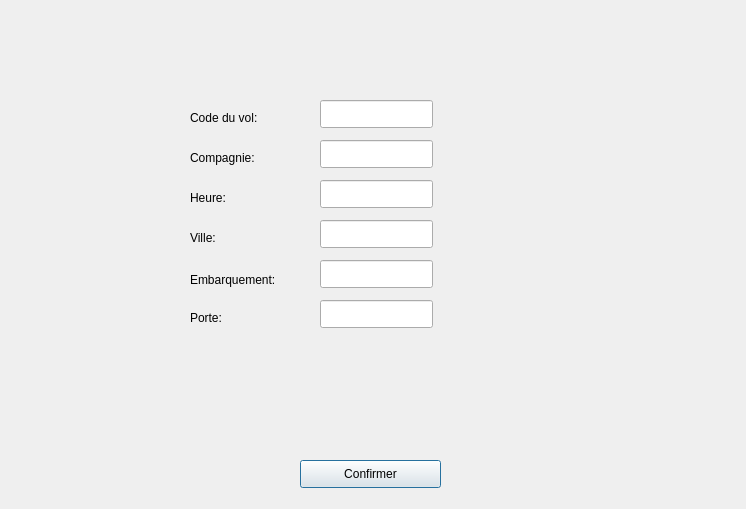
This is Interface/AjouterDepart.ui in ycamlad/GestionDeVol as Qt 5 draws it before an edit. The edited form follows.
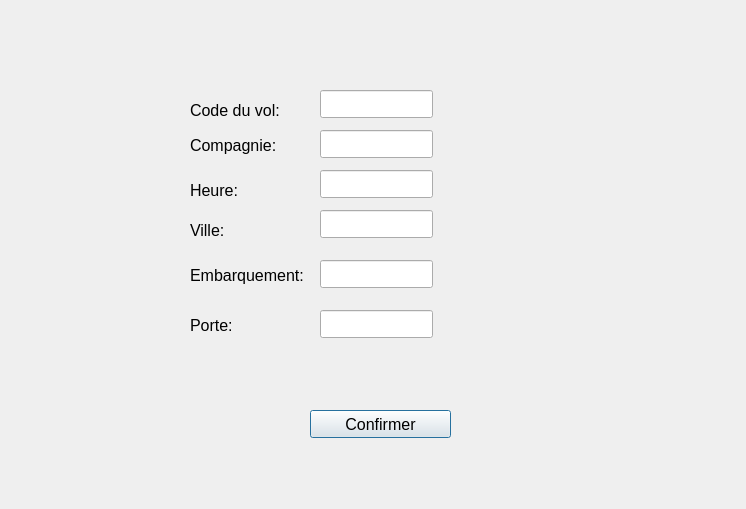
This is the edited form.

```diff
--- a/Interface/AjouterDepart.ui
+++ b/Interface/AjouterDepart.ui
@@ -10,6 +10,18 @@
     <height>509</height>
    </rect>
   </property>
+  <property name="minimumSize">
+   <size>
+    <width>746</width>
+    <height>509</height>
+   </size>
+  </property>
+  <property name="maximumSize">
+   <size>
+    <width>746</width>
+    <height>509</height>
+   </size>
+  </property>
   <property name="windowTitle">
    <string>AjouterDepart</string>
   </property>
@@ -17,11 +29,16 @@
    <property name="geometry">
     <rect>
      <x>190</x>
-     <y>110</y>
-     <width>91</width>
-     <height>16</height>
+     <y>100</y>
+     <width>101</width>
+     <height>21</height>
     </rect>
    </property>
+   <property name="font">
+    <font>
+     <pointsize>12</pointsize>
+    </font>
+   </property>
    <property name="text">
     <string>Code du vol:</string>
    </property>
@@ -30,11 +47,16 @@
    <property name="geometry">
     <rect>
      <x>190</x>
-     <y>150</y>
-     <width>81</width>
-     <height>16</height>
+     <y>130</y>
+     <width>91</width>
+     <height>31</height>
     </rect>
    </property>
+   <property name="font">
+    <font>
+     <pointsize>12</pointsize>
+    </font>
+   </property>
    <property name="text">
     <string>Compagnie:</string>
    </property>
@@ -43,11 +65,16 @@
    <property name="geometry">
     <rect>
      <x>190</x>
-     <y>190</y>
+     <y>180</y>
      <width>58</width>
-     <height>16</height>
+     <height>21</height>
     </rect>
    </property>
+   <property name="font">
+    <font>
+     <pointsize>12</pointsize>
+    </font>
+   </property>
    <property name="text">
     <string>Heure:</string>
    </property>
@@ -56,11 +83,16 @@
    <property name="geometry">
     <rect>
      <x>190</x>
-     <y>230</y>
+     <y>220</y>
      <width>58</width>
-     <height>16</height>
+     <height>21</height>
     </rect>
    </property>
+   <property name="font">
+    <font>
+     <pointsize>12</pointsize>
+    </font>
+   </property>
    <property name="text">
     <string>Ville:</string>
    </property>
@@ -69,11 +101,16 @@
    <property name="geometry">
     <rect>
      <x>190</x>
-     <y>270</y>
-     <width>101</width>
-     <height>20</height>
+     <y>260</y>
+     <width>121</width>
+     <height>31</height>
     </rect>
    </property>
+   <property name="font">
+    <font>
+     <pointsize>12</pointsize>
+    </font>
+   </property>
    <property name="text">
     <string>Embarquement:</string>
    </property>
@@ -84,9 +121,14 @@
      <x>190</x>
      <y>310</y>
      <width>58</width>
-     <height>16</height>
+     <height>31</height>
     </rect>
    </property>
+   <property name="font">
+    <font>
+     <pointsize>12</pointsize>
+    </font>
+   </property>
    <property name="text">
     <string>Porte:</string>
    </property>
@@ -95,11 +137,16 @@
    <property name="geometry">
     <rect>
      <x>320</x>
-     <y>100</y>
+     <y>90</y>
      <width>113</width>
      <height>28</height>
     </rect>
    </property>
+   <property name="font">
+    <font>
+     <pointsize>10</pointsize>
+    </font>
+   </property>
    <property name="text">
     <string/>
    </property>
@@ -108,11 +155,16 @@
    <property name="geometry">
     <rect>
      <x>320</x>
-     <y>140</y>
+     <y>130</y>
      <width>113</width>
      <height>28</height>
     </rect>
    </property>
+   <property name="font">
+    <font>
+     <pointsize>10</pointsize>
+    </font>
+   </property>
    <property name="text">
     <string/>
    </property>
@@ -121,11 +173,16 @@
    <property name="geometry">
     <rect>
      <x>320</x>
-     <y>180</y>
+     <y>170</y>
      <width>113</width>
      <height>28</height>
     </rect>
    </property>
+   <property name="font">
+    <font>
+     <pointsize>10</pointsize>
+    </font>
+   </property>
    <property name="text">
     <string/>
    </property>
@@ -134,11 +191,16 @@
    <property name="geometry">
     <rect>
      <x>320</x>
-     <y>220</y>
+     <y>210</y>
      <width>113</width>
      <height>28</height>
     </rect>
    </property>
+   <property name="font">
+    <font>
+     <pointsize>10</pointsize>
+    </font>
+   </property>
    <property name="text">
     <string/>
    </property>
@@ -160,11 +222,16 @@
    <property name="geometry">
     <rect>
      <x>320</x>
-     <y>300</y>
+     <y>310</y>
      <width>113</width>
      <height>28</height>
     </rect>
    </property>
+   <property name="font">
+    <font>
+     <pointsize>10</pointsize>
+    </font>
+   </property>
    <property name="text">
     <string/>
    </property>
@@ -172,12 +239,17 @@
   <widget class="QPushButton" name="pushButtonConfirmerDepart">
    <property name="geometry">
     <rect>
-     <x>300</x>
-     <y>460</y>
+     <x>310</x>
+     <y>410</y>
      <width>141</width>
      <height>28</height>
     </rect>
    </property>
+   <property name="font">
+    <font>
+     <pointsize>12</pointsize>
+    </font>
+   </property>
    <property name="text">
     <string>Confirmer</string>
    </property>
```
Left out of the diff: 5 changed lines with no effect on the pictures.
